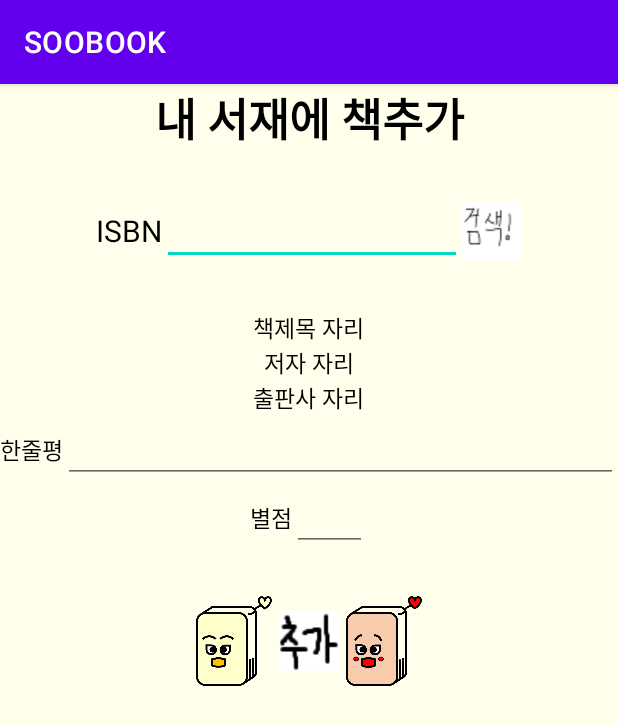
After one commit to choonoh/SooBook, an Android app: the Mylibadd screen opened directly, with no data from a screen before it, on a phone screen of 412 x 824 dp. The commit adds this screen. Shown: the top 725 px of the screen. Run offline under Robolectric (Android 15) with nearby library versions, the phone set to English and light mode, and no system bars.

Commit message:
그..추가하면 내서재로 이동하게 해주세요..ㅋ

```diff
--- a/app/src/main/AndroidManifest.xml
+++ b/app/src/main/AndroidManifest.xml
@@ -27,7 +27,7 @@
                 <category android:name="android.intent.category.LAUNCHER" />
             </intent-filter>
         </activity>
-
+<activity android:name=".Mylibadd"/>
     </application>
 
 </manifest>
--- a/app/src/main/java/com/example/soobook/Home.java
+++ b/app/src/main/java/com/example/soobook/Home.java
@@ -5,7 +5,7 @@ import android.view.MenuItem;
 
 import android.widget.Toast;
 
-import com.example.soobook.ui.gallery.GalleryFragment;
+import com.example.soobook.ui.gallery.MylibFragment;
 import com.example.soobook.ui.home.HomeFragment;
 import com.example.soobook.ui.slideshow.SlideshowFragment;
 import com.google.android.material.floatingactionbutton.FloatingActionButton;
@@ -29,7 +29,7 @@ import androidx.appcompat.widget.Toolbar;
 public class Home extends AppCompatActivity implements NavigationView.OnNavigationItemSelectedListener, FragmentCallback {
 
     HomeFragment fragment1;
-    GalleryFragment fragment2;
+    MylibFragment fragment2;
     SlideshowFragment fragment3;
 
     DrawerLayout drawer;
@@ -53,7 +53,7 @@ public class Home extends AppCompatActivity implements NavigationView.OnNavigati
         navigationView.setNavigationItemSelectedListener(this);
 
         fragment1 = new HomeFragment();
-        fragment2 = new GalleryFragment();
+        fragment2 = new MylibFragment();
         fragment3 = new SlideshowFragment();
 
         getSupportFragmentManager().beginTransaction().add(R.id.container, fragment1).commit();
--- /dev/null
+++ b/app/src/main/java/com/example/soobook/Mylibadd.java
@@ -0,0 +1,36 @@
+package com.example.soobook;
+
+import android.content.Intent;
+import android.media.Image;
+import android.os.Bundle;
+import android.view.View;
+import android.widget.ImageButton;
+import androidx.appcompat.app.AppCompatActivity;
+import androidx.fragment.app.Fragment;
+import androidx.fragment.app.FragmentManager;
+
+import com.example.soobook.ui.gallery.MylibFragment;
+
+public class Mylibadd extends AppCompatActivity {
+
+    ImageButton add_btn;
+
+    @Override
+    protected void onCreate(Bundle savedInstanceState) {
+        super.onCreate(savedInstanceState);
+        setContentView(R.layout.activity_mylib_add);
+
+        add_btn = (ImageButton) findViewById(R.id.add_btn);
+
+
+        add_btn.setOnClickListener(new View.OnClickListener() {
+            @Override
+            public void onClick(View v) {
+                Intent intent = new Intent(Mylibadd.this, MylibFragment.class);
+                startActivity(intent);
+            }
+        });
+
+
+    }
+}
--- /dev/null
+++ b/app/src/main/res/layout/activity_mylib_add.xml
@@ -0,0 +1,151 @@
+<?xml version="1.0" encoding="utf-8"?>
+<LinearLayout xmlns:android="http://schemas.android.com/apk/res/android"
+    xmlns:app="http://schemas.android.com/apk/res-auto"
+    xmlns:tools="http://schemas.android.com/tools"
+    android:layout_width="match_parent"
+    android:layout_height="match_parent"
+    android:orientation="vertical"
+    android:background="@color/soobook_bg">
+
+    <LinearLayout
+        android:layout_width="match_parent"
+        android:layout_height="wrap_content"
+        android:orientation="vertical"
+        android:layout_gravity="center"
+        android:gravity="center">
+
+        <TextView
+            android:id="@+id/textView"
+            android:layout_width="match_parent"
+            android:layout_height="wrap_content"
+            android:gravity="center"
+            android:text="내 서재에 책추가"
+            android:textColor="@color/black"
+            android:textSize="30sp"
+            android:textStyle="bold" />
+
+
+
+        <LinearLayout
+            android:layout_width="match_parent"
+            android:layout_height="wrap_content"
+            android:gravity="center"
+            android:layout_margin="30dp">
+
+            <TextView
+                android:layout_width="wrap_content"
+                android:layout_height="wrap_content"
+                android:text="ISBN"
+                android:textColor="@color/black"
+                android:textSize="20dp" />
+
+            <EditText
+                android:id="@+id/isbn_text"
+                android:layout_width="200dp"
+                android:layout_height="wrap_content" />
+
+            <ImageButton
+                android:layout_width="40dp"
+                android:layout_height="40dp"
+                android:background="@drawable/seach" />
+
+        </LinearLayout>
+
+        <!--TITLE-->
+        <TextView
+            android:id="@+id/book_title"
+            android:layout_width="wrap_content"
+            android:layout_height="wrap_content"
+            android:text="책제목 자리"
+            android:textSize="15sp"
+            android:textColor="@color/black"
+            />
+        <!--AUTHOR-->
+        <TextView
+        android:id="@+id/book_author"
+        android:layout_width="wrap_content"
+        android:layout_height="wrap_content"
+        android:text="저자 자리"
+       android:textSize="15sp"
+        android:textColor="@color/black"
+        />
+        <!--PUBLISHER-->
+        <TextView
+            android:id="@+id/book_pub"
+            android:layout_width="wrap_content"
+            android:layout_height="wrap_content"
+            android:text="출판사 자리"
+            android:textSize="15sp"
+            android:textColor="@color/black"
+            />
+
+        <LinearLayout
+            android:layout_width="match_parent"
+            android:layout_height="match_parent"
+            android:orientation="horizontal">
+
+            <TextView
+                android:layout_width="wrap_content"
+                android:layout_height="wrap_content"
+                android:text="한줄평"
+                android:textSize="15sp"
+                android:textColor="@color/black" />
+            <EditText
+                android:id="@+id/rcm_text"
+                android:layout_width="match_parent"
+                android:layout_height="wrap_content"
+                android:maxLines="1"
+                />
+        </LinearLayout>
+
+        <LinearLayout
+            android:layout_width="wrap_content"
+            android:layout_height="match_parent"
+            android:orientation="horizontal">
+
+            <TextView
+                android:layout_width="wrap_content"
+                android:layout_height="wrap_content"
+                android:text="별점"
+                android:textSize="15sp"
+                android:textColor="@color/black"/>
+            <EditText
+                android:id="@+id/star_text"
+                android:layout_width="50dp"
+                android:layout_height="wrap_content"
+                android:inputType="number"
+                android:maxEms="1"/>
+        </LinearLayout>
+        <LinearLayout
+            android:layout_width="wrap_content"
+            android:layout_height="wrap_content"
+            android:layout_margin="30dp"
+            android:layout_gravity="center"
+            android:gravity="center">
+
+            <ImageView
+                android:id="@+id/imageView"
+                android:layout_width="60dp"
+                android:layout_height="60dp"
+                android:layout_gravity="center"
+                android:adjustViewBounds="true"
+                app:srcCompat="@drawable/soo" />
+
+            <ImageButton
+                android:id="@+id/add_btn"
+                android:layout_width="40dp"
+                android:layout_height="40dp"
+                android:adjustViewBounds="true"
+                android:background="@drawable/add" />
+
+            <ImageView
+                android:id="@+id/imageView1"
+                android:layout_width="60dp"
+                android:layout_height="60dp"
+                android:layout_gravity="center"
+                android:adjustViewBounds="true"
+                app:srcCompat="@drawable/boogie" />
+
+        </LinearLayout>
+    </LinearLayout>
+</LinearLayout>
--- a/app/src/main/res/layout/activity_soobook_content.xml
+++ b/app/src/main/res/layout/activity_soobook_content.xml
@@ -13,7 +13,7 @@
     android:background="@color/white"
 
     app:layout_behavior="@string/appbar_scrolling_view_behavior"
-    tools:showIn="@layout/fragment_home">
+    tools:showIn="@layout/fragment_frdlib">
 
     <ListView
         android:id="@+id/ListviewId"
--- a/app/src/main/res/menu/activity_main_drawer.xml
+++ b/app/src/main/res/menu/activity_main_drawer.xml
@@ -7,14 +7,14 @@
         <item
             android:id="@+id/menu1"
             android:icon="@drawable/ic_menu_camera"
-            android:title="@string/menu_home" />
+            android:title="친구서재" />
         <item
             android:id="@+id/menu2"
             android:icon="@drawable/ic_menu_gallery"
-            android:title="@string/menu_gallery" />
+            android:title="내 서재" />
         <item
             android:id="@+id/menu3"
             android:icon="@drawable/ic_menu_slideshow"
-            android:title="@string/menu_slideshow" />
+            android:title="도서관찾기" />
     </group>
 </menu>
--- a/app/src/main/res/navigation/mobile_navigation.xml
+++ b/app/src/main/res/navigation/mobile_navigation.xml
@@ -9,7 +9,7 @@
         android:id="@+id/nav_home"
         android:name="com.example.soobook.ui.home.HomeFragment"
         android:label="@string/menu_home"
-        tools:layout="@layout/fragment_home" />
+        tools:layout="@layout/fragment_frdlib" />
 
     <fragment
         android:id="@+id/nav_gallery"
```
Also changed, not shown: app/src/main/java/com/example/soobook/ui/gallery/GalleryFragment.java (deleted, +0 -35 lines), app/src/main/java/com/example/soobook/ui/gallery/GalleryViewModel.java (deleted, +0 -19 lines), app/src/main/java/com/example/soobook/ui/gallery/MylibFragment.java (added, +167 -0 lines), app/src/main/java/com/example/soobook/ui/home/HomeFragment.java (+1 -7 lines), app/src/main/res/layout/fragment_gallery.xml (deleted, +0 -21 lines), app/src/main/res/layout/fragment_mylib.xml (added, +79 -0 lines), app/src/main/res/drawable/add.png (added), app/src/main/res/layout/fragment_frdlib.xml (renamed from app/src/main/res/layout/fragment_home.xml).
